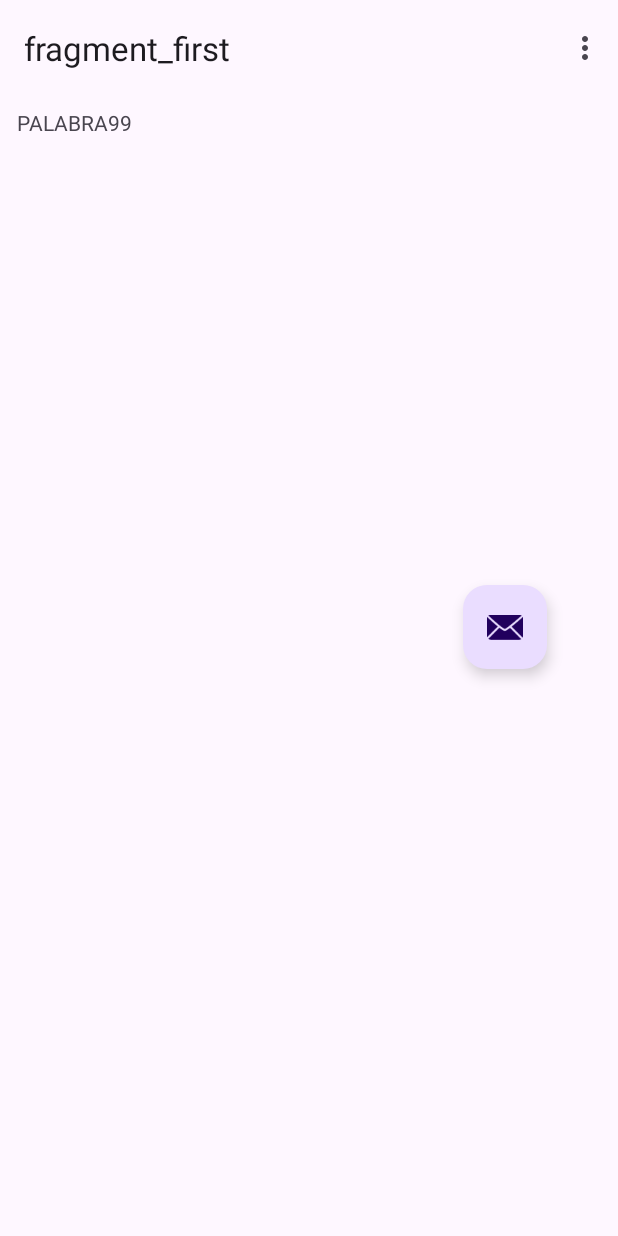
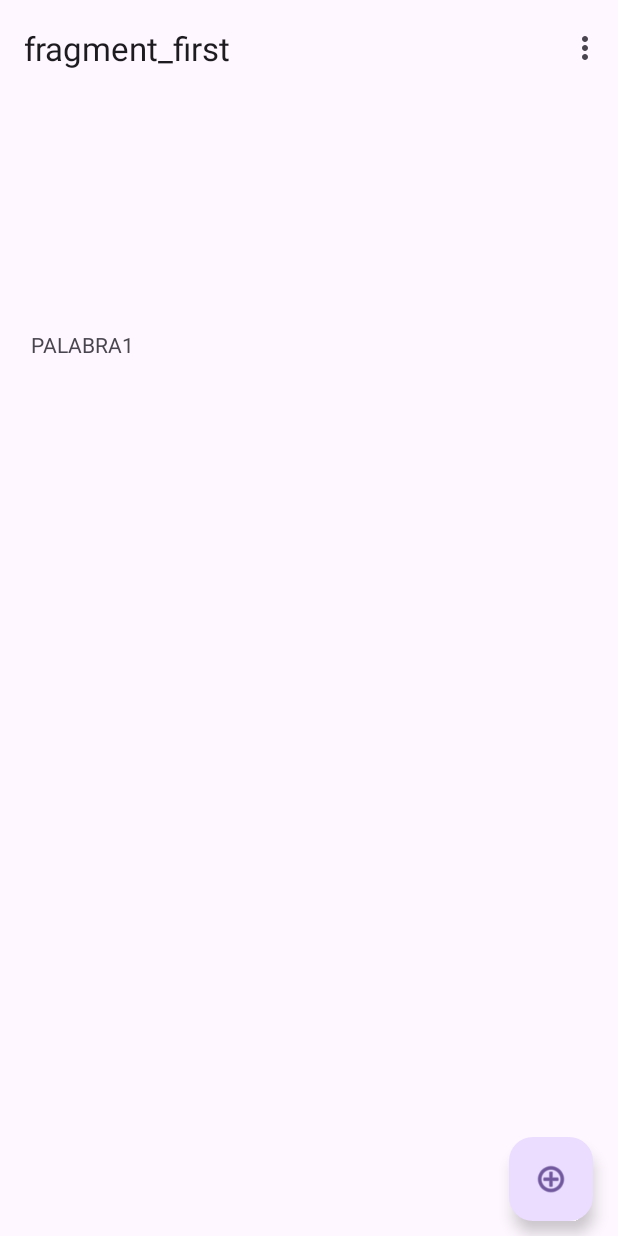
Before and after one commit to ivette2021/AndroidModulo-5, an Android app: the screen it shows after launch (MainActivity), in the options menu, after a tap on "Settings", on a phone screen of 412 x 824 dp. Run offline under Robolectric (Android 15) with nearby library versions, the light colour scheme and no system bars; our stand-ins replace navigation-ui.

Commit message:
se arreglo el problema de que corrieran los numeros sin click

```diff
--- a/app/src/main/java/com/example/modulo_5/FirstFragment.java
+++ b/app/src/main/java/com/example/modulo_5/FirstFragment.java
@@ -21,18 +21,15 @@
 import java.util.List;
 
 public class FirstFragment extends Fragment {
-
     private FragmentFirstBinding binding;
     //1.- creamos un list que represente los datos
     private List<String>datalist = new ArrayList<>();
-
     @Override
     public View onCreateView(LayoutInflater inflater, ViewGroup container,
                              Bundle savedInstanceState) {
        binding = FragmentFirstBinding.inflate(inflater, container,false);
        return binding.getRoot();
     }
-
     @Override
     public void onViewCreated(@NonNull View view, @Nullable Bundle savedInstanceState) {
         super.onViewCreated(view, savedInstanceState);
@@ -53,13 +50,11 @@
 
         /******************LÓGICA del button******************************************************************/
 
-
         binding.fab.setOnClickListener(new View.OnClickListener() {
             @Override
             public void onClick(View v) {
-
                 datalist.add("PALABRA"+ datalist.size());
-                // notificar al adapter que insertamos datos
+                // notificar al adapter que se insertaron los datos
 
                 binding.Rv.getAdapter().notifyItemInserted(datalist.size());
                 // scroll al final de la lista
@@ -67,15 +62,13 @@
             }
         });
     }
-
     // 2 crear un listado de palabras
     private List<String> setData() {
-        for (int i = 0; i < 99; i++) {
-            datalist.add("Palabra:" + i);
-        }
+
+            datalist.add("Palabra: " );
+
         return datalist;
     }
-
     @Override
     public void onDestroyView() {
         super.onDestroyView();
--- a/app/src/main/java/com/example/modulo_5/WordAdapter.java
+++ b/app/src/main/java/com/example/modulo_5/WordAdapter.java
@@ -10,30 +10,35 @@
 import com.example.modulo_5.databinding.WordItemListBinding;
 
 import java.util.List;
+
 /*** 3 extiendo la clase wordadapter que contiene la clase interna wordviewholder ***/
-public class WordAdapter extends  RecyclerView.Adapter<WordAdapter.WordViewHolder>{
+public class WordAdapter extends RecyclerView.Adapter<WordAdapter.WordViewHolder> {
 
     /***** 1 añadir representacion de los datos ***********/
-    private List<String>mwordList;
+    private List<String> mwordList;
 
     /***** 7 constructor que recibe los datos desde el otra ventana  ***********/
-     public WordAdapter(List<String>mwordList){
-         this.mwordList =mwordList;
+    public WordAdapter(List<String> mwordList) {
+        this.mwordList = mwordList;
     }
 
     /******* 4 inicializa la vista y la infla, el contructor recibe un objeto le pasamos binding, instancamos  viewbinding para retornar nuestro viewholder con esa dependencia *****/
     @NonNull
     @Override
     public WordViewHolder onCreateViewHolder(@NonNull ViewGroup parent, int viewType) {
-      WordItemListBinding mBinding = WordItemListBinding.inflate(LayoutInflater.from(parent.getContext()),parent,false);
+        WordItemListBinding mBinding = WordItemListBinding.inflate(LayoutInflater.from(parent.getContext()), parent, false);
+        LayoutInflater inflater = LayoutInflater.from(parent.getContext()); //1
+        //  ItemWordBinding binding = ItemWordBinding.inflate(inflater, parent, false);//2
         return new WordViewHolder(mBinding);
     }
+
     //**** 5 los setea , recibe una posicion y los va colocando , asignamos el valor especifico de una lista  de datos a la vista visual correspondiente al recycle view
     @Override
     public void onBindViewHolder(@NonNull WordViewHolder holder, int position) {
         String element = mwordList.get(position);
         holder.textview.setText(element);
     }
+
     /****** 6 este metodo lleva la cuenta de cuantos elementos hay en el listado  ****/
     @Override
     public int getItemCount() {
@@ -45,9 +50,10 @@
     //inicializamos textview que esta dentro del xml y llamamos mbinding del mismo xml  que tiene textview
     //nos pedira implementar su contructor de la super clase
     //cambiamos el elemnto anterior y referenciamos a la clase binding que representa nuestro layout word item list
-    public class WordViewHolder extends RecyclerView.ViewHolder{
+    public class WordViewHolder extends RecyclerView.ViewHolder {
         private TextView textview;
-        public WordViewHolder(@NonNull WordItemListBinding mbinding){
+
+        public WordViewHolder(@NonNull WordItemListBinding mbinding) {
             super(mbinding.getRoot());
             textview = mbinding.textView;
         }
--- /dev/null
+++ b/app/src/main/res/drawable/ic_add.xml
@@ -0,0 +1,5 @@
+<vector android:height="30dp" android:tint="#000000"
+    android:viewportHeight="24" android:viewportWidth="24"
+    android:width="30dp" xmlns:android="http://schemas.android.com/apk/res/android">
+    <path android:fillColor="@android:color/white" android:pathData="M12,2C6.48,2 2,6.48 2,12s4.48,10 10,10 10,-4.48 10,-10S17.52,2 12,2zM17,13h-4v4h-2v-4L7,13v-2h4L11,7h2v4h4v2z"/>
+</vector>
--- a/app/src/main/res/layout/fragment_first.xml
+++ b/app/src/main/res/layout/fragment_first.xml
@@ -8,12 +8,13 @@
 
     <androidx.recyclerview.widget.RecyclerView
         android:id="@+id/Rv"
-        android:layout_width="390dp"
-        android:layout_height="318dp"
+        android:layout_width="370dp"
+        android:layout_height="389dp"
         android:layout_marginStart="8dp"
-        android:layout_marginTop="8dp"
+        android:layout_marginTop="156dp"
         android:layout_marginEnd="8dp"
         app:layout_constraintEnd_toEndOf="parent"
+        app:layout_constraintHorizontal_bias="0.48"
         app:layout_constraintStart_toStartOf="parent"
         app:layout_constraintTop_toTopOf="parent" />
 
@@ -22,12 +23,13 @@
         android:layout_width="wrap_content"
         android:layout_height="wrap_content"
         android:layout_gravity="bottom|end"
+        android:layout_marginBottom="10dp"
+        android:contentDescription="@string/ib"
+        app:layout_constraintBottom_toBottomOf="parent"
         app:layout_constraintEnd_toEndOf="parent"
-        app:layout_constraintHorizontal_bias="0.867"
+        app:layout_constraintHorizontal_bias="0.954"
         app:layout_constraintStart_toStartOf="parent"
-        app:srcCompat="@android:drawable/ic_dialog_email"
-        app:layout_constraintTop_toBottomOf="@+id/Rv"
-        tools:layout_editor_absoluteY="252dp" />
+        app:srcCompat="@android:drawable/ic_menu_add" />
 
 
 </androidx.constraintlayout.widget.ConstraintLayout>
--- a/app/src/main/res/values/strings.xml
+++ b/app/src/main/res/values/strings.xml
@@ -15,5 +15,6 @@
         diam, vel rutrum tellus vulputate quis.
     </string>
     <string name="modulo_5" />
+    <string name="ib">IB</string>
 
 </resources>
```
Lines whose indentation alone changed are shown as unchanged.
